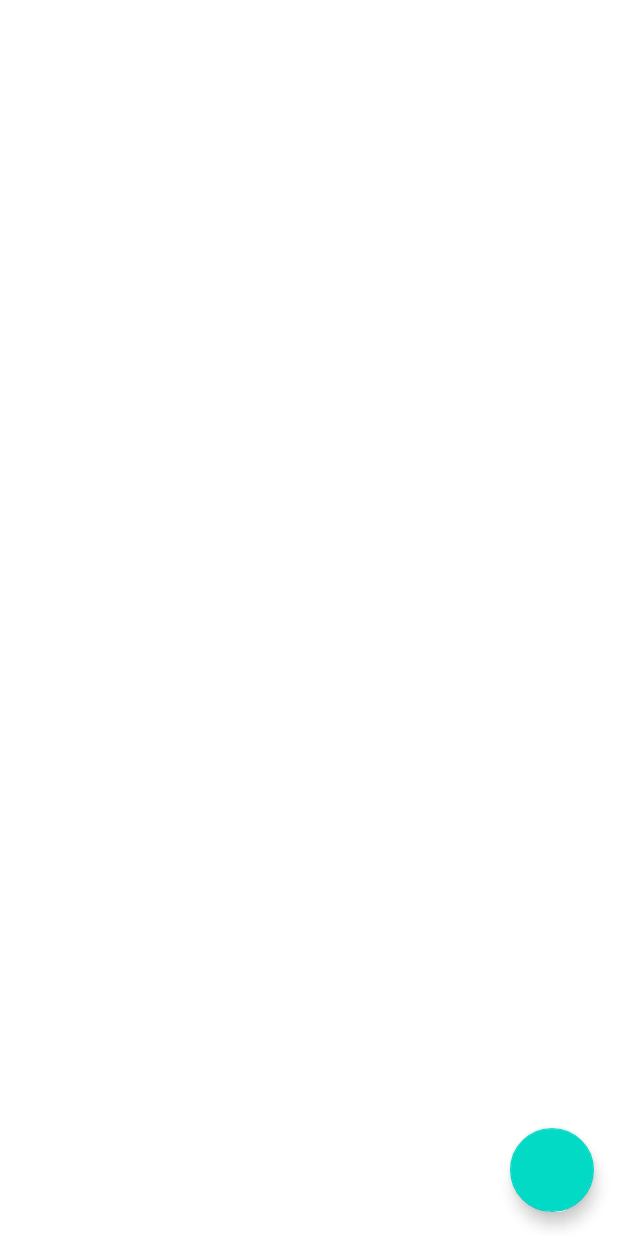
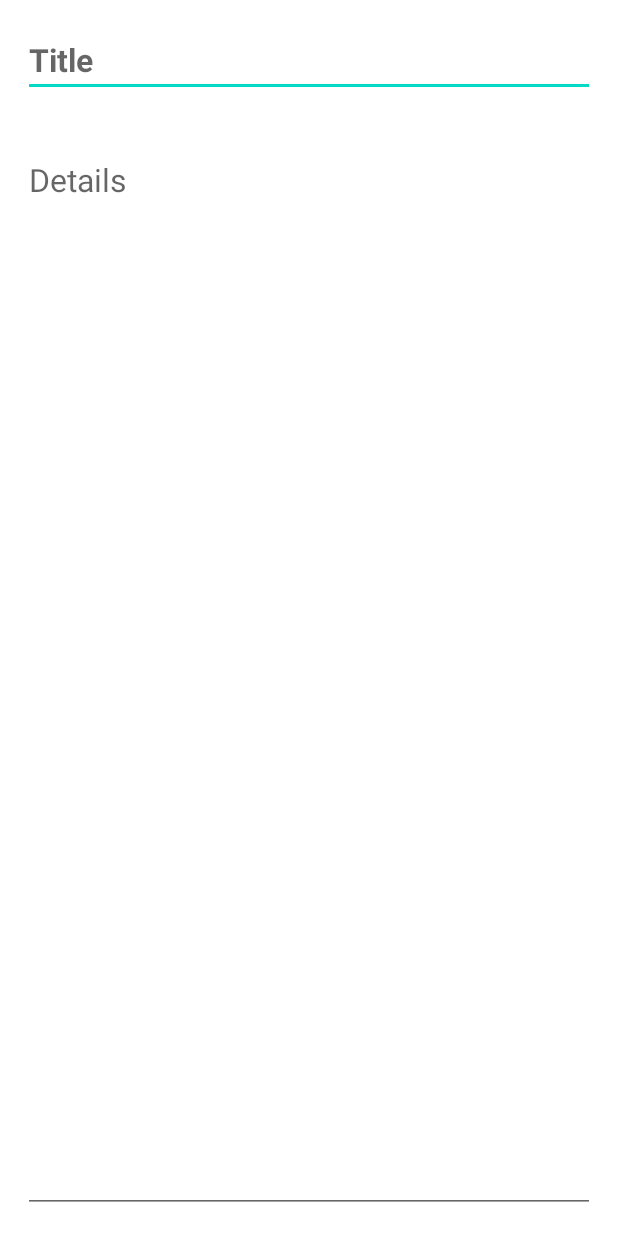
Before and after one commit to Rubelz/TodoS, an Android app: the layout fragment_details.xml on its own in the app's theme, with its tools: preview values and no code run, on a phone screen of 412 x 824 dp. Run offline under Robolectric (Android 15) with nearby library versions, the phone set to English and light mode, and no system bars.

Commit message:
Design Fragment Details

```diff
--- a/app/src/main/java/com/rubelz/myapplication/ui/fragments/details/DetailsViewModel.kt
+++ b/app/src/main/java/com/rubelz/myapplication/ui/fragments/details/DetailsViewModel.kt
@@ -3,5 +3,5 @@ package com.rubelz.myapplication.ui.fragments.details
 import androidx.lifecycle.ViewModel
 
 class DetailsViewModel : ViewModel() {
-    // TODO: Implement the ViewModel
+
 }
--- /dev/null
+++ b/app/src/main/res/drawable/ic_add.xml
@@ -0,0 +1,5 @@
+<vector android:height="24dp" android:tint="#000000"
+    android:viewportHeight="24" android:viewportWidth="24"
+    android:width="24dp" xmlns:android="http://schemas.android.com/apk/res/android">
+    <path android:fillColor="@android:color/white" android:pathData="M19,13h-6v6h-2v-6H5v-2h6V5h2v6h6v2z"/>
+</vector>
--- a/app/src/main/res/layout/fragment_details.xml
+++ b/app/src/main/res/layout/fragment_details.xml
@@ -7,31 +7,30 @@
     tools:context=".ui.fragments.details.DetailsFragment">
 
 
-    <androidx.constraintlayout.widget.ConstraintLayout
+    <LinearLayout
         android:layout_width="match_parent"
-        android:layout_height="match_parent">
+        android:layout_height="match_parent"
+        android:orientation="vertical">
 
-        <androidx.recyclerview.widget.RecyclerView
-            android:id="@+id/rvTodos"
+        <EditText
+            android:id="@+id/tvTitle"
+            android:layout_width="match_parent"
+            android:layout_height="wrap_content"
+            android:layout_margin="15dp"
+            android:hint="Title"
+            android:textSize="21dp"
+            android:textStyle="bold" />
+
+
+        <EditText
+            android:id="@+id/tvDetails"
             android:layout_width="match_parent"
             android:layout_height="match_parent"
-            android:layout_margin="16dp"
-            app:layout_constraintBottom_toBottomOf="parent"
-            app:layout_constraintEnd_toEndOf="parent"
-            app:layout_constraintHorizontal_bias="0.5"
-            app:layout_constraintStart_toStartOf="parent"
-            app:layout_constraintTop_toTopOf="parent" />
-
-        <com.google.android.material.floatingactionbutton.FloatingActionButton
-            android:id="@+id/btnAddTodo"
-            android:layout_width="wrap_content"
-            android:layout_height="wrap_content"
-            android:layout_marginEnd="16dp"
-            android:layout_marginBottom="16dp"
-            app:layout_constraintBottom_toBottomOf="parent"
-            app:layout_constraintEnd_toEndOf="parent" />
+            android:gravity="start"
+            android:hint="Details"
+            android:layout_margin="15dp"
+            android:textSize="21dp" />
 
 
-    </androidx.constraintlayout.widget.ConstraintLayout>
-
+    </LinearLayout>
 </FrameLayout>
```
Also changed, not shown: app/build.gradle (+8 -1 lines), app/src/main/java/com/rubelz/myapplication/data/model/Todo.kt (added, +13 -0 lines), app/src/main/java/com/rubelz/myapplication/ui/adapters/TodoAdapter.kt (added, +30 -0 lines), app/src/main/java/com/rubelz/myapplication/ui/fragments/details/DetailsFragment.kt (+12 -1 lines), app/src/main/java/com/rubelz/myapplication/ui/fragments/main/MainFragment.kt (+25 -3 lines), app/src/main/res/layout/fragment_main.xml (+25 -3 lines), app/src/main/res/layout/item_todo.xml (added, +26 -0 lines).
